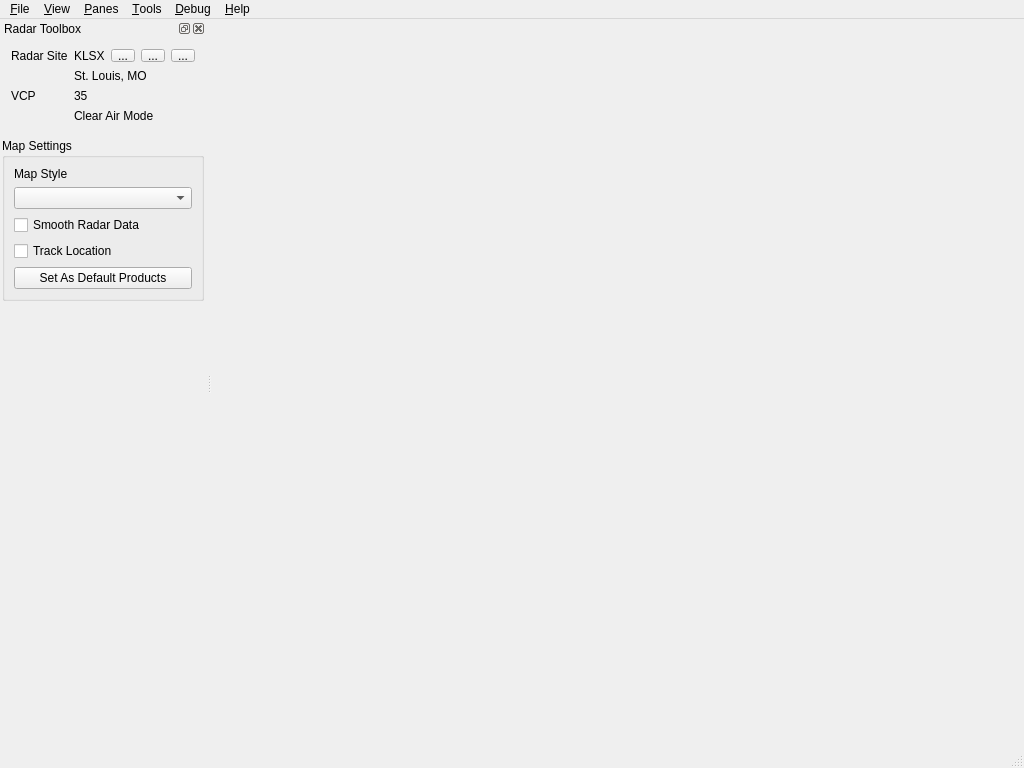
Before: the Qt Designer form scwx-qt/source/scwx/qt/main/main_window.ui in dpaulat/supercell-wx, drawn with Qt 5.
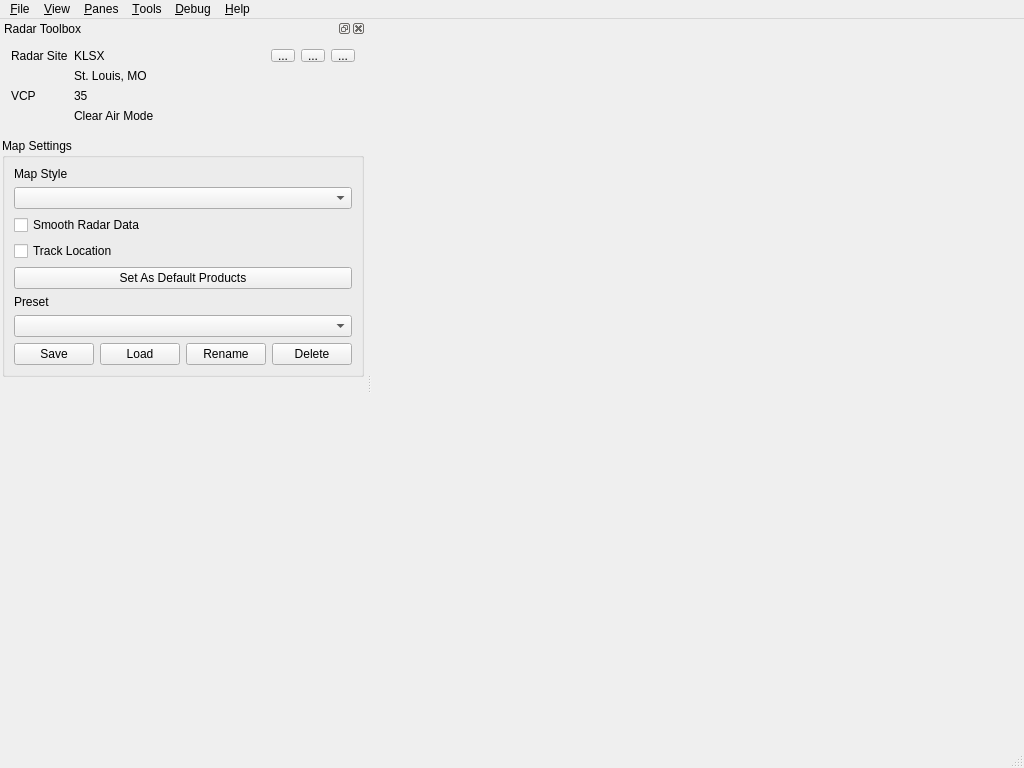
After: the same form once the commit is applied. Icons and pictures are not drawn.

Commit message: fix: post-merge fixes for multi-pane map layout

The edit to the form file:
```diff
--- a/scwx-qt/source/scwx/qt/main/main_window.ui
+++ b/scwx-qt/source/scwx/qt/main/main_window.ui
@@ -379,6 +379,48 @@
               </property>
              </widget>
             </item>
+             <item>
+              <widget class="QLabel" name="presetLabel">
+               <property name="text">
+                <string>Preset</string>
+               </property>
+              </widget>
+             </item>
+             <item>
+              <widget class="QComboBox" name="presetComboBox"/>
+             </item>
+             <item>
+              <layout class="QHBoxLayout" name="presetButtonsLayout">
+               <item>
+                <widget class="QPushButton" name="savePresetButton">
+                 <property name="text">
+                  <string>Save</string>
+                 </property>
+                </widget>
+               </item>
+               <item>
+                <widget class="QPushButton" name="loadPresetButton">
+                 <property name="text">
+                  <string>Load</string>
+                 </property>
+                </widget>
+               </item>
+               <item>
+                <widget class="QPushButton" name="renamePresetButton">
+                 <property name="text">
+                  <string>Rename</string>
+                 </property>
+                </widget>
+               </item>
+               <item>
+                <widget class="QPushButton" name="deletePresetButton">
+                 <property name="text">
+                  <string>Delete</string>
+                 </property>
+                </widget>
+               </item>
+              </layout>
+             </item>
            </layout>
           </widget>
          </item>
```
Lines whose indentation alone changed are shown as unchanged. The commit also changes 74 other files.
